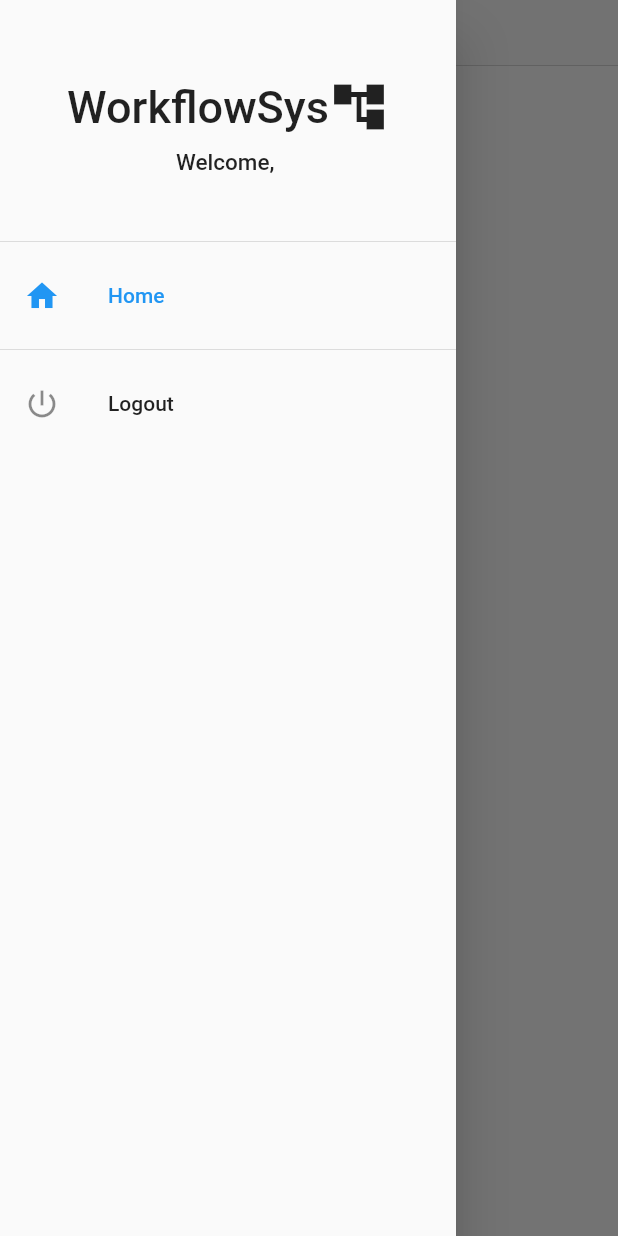
After one commit to VictorDoom022/workflowSys, a Flutter app: the userHome screen opened by its route, with the side drawer open, on a phone screen of 412 x 824 dp. The commit adds this screen. Run offline on Flutter 3.47's test engine with Material 2 defaults, Android fonts, the phone set to English and light mode, and no system bars; our stand-ins replace dio, pull_to_refresh, shared_preferences; accounts and stored records are empty.

Commit message:
add and setup userHome and userNavDrawer

```diff
--- a/lib/controller/authController.dart
+++ b/lib/controller/authController.dart
@@ -33,7 +33,7 @@ void login(BuildContext context, String email, String password) async {
     if(authReceiver.user.position == "admin"){
       Navigator.pushReplacementNamed(context, '/adminHome');
     }else{
-      // Navigate to user home page
+      Navigator.pushReplacementNamed(context, '/userHome');
     }
 
   }else if(response.statusCode == 201){
--- a/lib/main.dart
+++ b/lib/main.dart
@@ -2,6 +2,7 @@ import 'package:flutter/material.dart';
 import 'package:workflow_sys/view/admin/adminHome.dart';
 import 'package:workflow_sys/view/initLoading.dart';
 import 'package:workflow_sys/view/loginPage.dart';
+import 'package:workflow_sys/view/user/userHome.dart';
 
 void main() {
   runApp(
@@ -12,6 +13,7 @@ void main() {
           '/':(context) => initLoading(),
           '/login':(context) => loginPage(),
           '/adminHome':(context) => adminHome(),
+          '/userHome':(context) => userHome(),
         },
       )
   );
--- a/lib/view/initLoading.dart
+++ b/lib/view/initLoading.dart
@@ -31,7 +31,10 @@ class _initLoadingState extends State<initLoading> {
               '/adminHome'
             )
           }else{
-            // Navigate to user page
+            Navigator.pushReplacementNamed(
+                context,
+                '/userHome'
+            )
           }
         })
       }else{
--- /dev/null
+++ b/lib/view/user/userHome.dart
@@ -0,0 +1,36 @@
+import 'package:flutter/cupertino.dart';
+import 'package:flutter/material.dart';
+import 'package:flutter/services.dart';
+import 'package:workflow_sys/view/user/userNavDrawer.dart';
+
+class userHome extends StatefulWidget {
+  const userHome({Key key}) : super(key: key);
+
+  @override
+  _userHomeState createState() => _userHomeState();
+}
+
+class _userHomeState extends State<userHome> {
+
+  GlobalKey<ScaffoldState> userHomeScaffoldKey = GlobalKey();
+
+  @override
+  Widget build(BuildContext context) {
+    return Scaffold(
+      key: userHomeScaffoldKey,
+      appBar: CupertinoNavigationBar(
+        leading: CupertinoButton(
+          padding: EdgeInsets.all(0.0),
+          child: Icon(Icons.list),
+          onPressed: (){
+            HapticFeedback.lightImpact();
+            userHomeScaffoldKey.currentState.openDrawer();
+          },
+        ),
+        middle: Text('Home'),
+      ),
+      drawer: userNavDrawer(),
+      body: Container(),
+    );
+  }
+}
--- /dev/null
+++ b/lib/view/user/userNavDrawer.dart
@@ -0,0 +1,137 @@
+import 'package:flutter/cupertino.dart';
+import 'package:flutter/material.dart';
+import 'package:flutter/services.dart';
+import 'package:shared_preferences/shared_preferences.dart';
+import 'package:workflow_sys/controller/authController.dart';
+import 'package:workflow_sys/view/misc/loadingScreen.dart';
+import 'package:workflow_sys/view/user/userHome.dart';
+
+class userNavDrawer extends StatefulWidget {
+  const userNavDrawer({Key key}) : super(key: key);
+
+  @override
+  _userNavDrawerState createState() => _userNavDrawerState();
+}
+
+class _userNavDrawerState extends State<userNavDrawer> {
+
+  final GlobalKey userNavDrawerGlobalKey = new GlobalKey();
+  String currentUserName="";
+  int selectedPage = 0;
+
+  void initState(){
+    super.initState();
+    getCurrentUserName();
+  }
+
+  void getCurrentUserName() async {
+    SharedPreferences sharedPreferences = await SharedPreferences.getInstance();
+    String userName = sharedPreferences.getString("UserName");
+    setState(() {
+      currentUserName = userName;
+    });
+  }
+
+  void selectPage(int index) {
+    setState(() {
+      selectedPage = index;
+    });
+  }
+
+  @override
+  Widget build(BuildContext context) {
+    return Drawer(
+      child: ListView(
+        padding: EdgeInsets.zero,
+        children: [
+          DrawerHeader(
+            child: Center(
+              child: Column(
+                mainAxisAlignment: MainAxisAlignment.center,
+                children: [
+                  Row(
+                    mainAxisAlignment: MainAxisAlignment.center,
+                    children: [
+                      Text(
+                        'WorkflowSys',
+                        style: TextStyle(
+                            fontSize: 30
+                        ),
+                      ),
+                      Icon(
+                        Icons.account_tree,
+                        size: 40,
+                      ),
+                    ],
+                  ),
+                  SizedBox(height: 8),
+                  Text(
+                    'Welcome, ' + currentUserName,
+                    style: TextStyle(
+                        fontSize: 15
+                    ),
+                  ),
+                ],
+              ),
+            ),
+          ),
+          userGroupTile(0),
+          Divider(),
+          logoutTile()
+        ],
+      ),
+    );
+  }
+
+  Widget userGroupTile(int pageNumber){
+    return ListTile(
+      leading: Icon(Icons.home),
+      title: Text('Home'),
+      selected: selectedPage == pageNumber,
+      onTap: (){
+        HapticFeedback.lightImpact();
+        selectPage(pageNumber);
+        Navigator.push(context, CupertinoPageRoute(
+            builder:(context){
+              return userHome();
+            }
+          )
+        );
+      },
+    );
+  }
+
+  Widget logoutTile(){
+    return ListTile(
+      leading: Icon(Icons.power_settings_new),
+      title: Text('Logout'),
+      onTap: (){
+        HapticFeedback.lightImpact();
+        showDialog(
+            context: context,
+            builder: (BuildContext context){
+              return AlertDialog(
+                title: Text('Logout'),
+                content: Text('Are you sure you want to logout?'),
+                actions: [
+                  TextButton(
+                    child: Text('No'),
+                    onPressed: (){
+                      Navigator.of(context).pop();
+                    },
+                  ),
+                  TextButton(
+                    child: Text('Yes'),
+                    onPressed: (){
+                      LoadingScreen.showLoadingScreen(context, userNavDrawerGlobalKey);
+                      logout(context);
+                    },
+                  )
+                ],
+              );
+            }
+        );
+      },
+    );
+  }
+}
```
